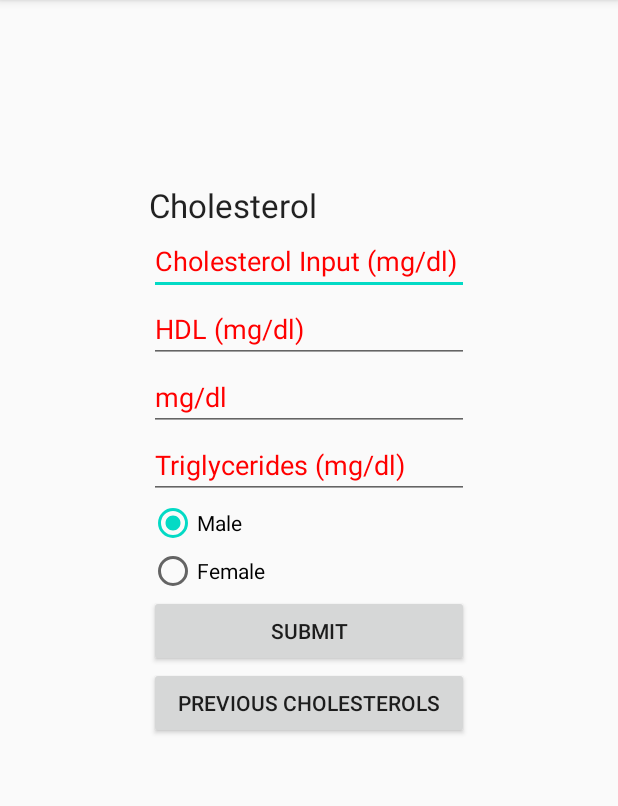
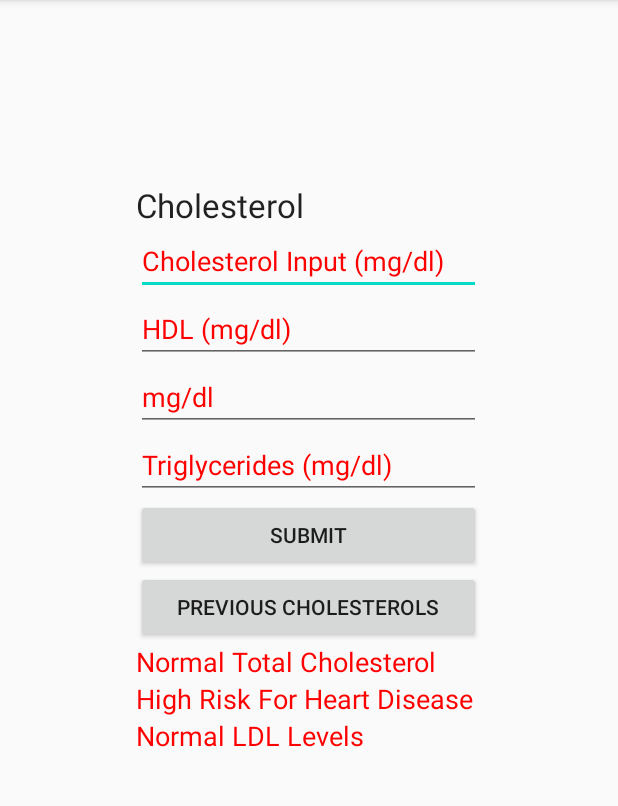
Before and after one commit to jmaster23/PHMS, an Android app: the fragment Cholesterol shown on its own in the app's theme, after a tap on "SUBMIT", on a phone screen of 412 x 824 dp, the part 84-890 px from its top. Run offline under Robolectric (Android 15) with nearby library versions, the phone set to English and light mode, and no system bars; 3 statements that could not run were skipped.

Commit message:
Craig Changes

```diff
--- a/app/src/main/java/com/example/livephms/ui/vital_signs/Cholesterol.java
+++ b/app/src/main/java/com/example/livephms/ui/vital_signs/Cholesterol.java
@@ -9,6 +9,7 @@ import android.view.View;
 import android.view.ViewGroup;
 import android.widget.Button;
 import android.widget.EditText;
+import android.widget.TextView;
 import android.widget.Toast;
 import com.example.livephms.R;
 
@@ -27,6 +28,7 @@ public class Cholesterol extends Fragment {
     private EditText hdlInput;
     private EditText ldlInput;
     private EditText triglyceridesInput;
+    private TextView cholesterolSafeLevels, HDLSafeLevels, LDLSafeLevels;
     private Button cholesterolSubmit, viewSavedCholesterol;
 
     private String loadCholesterol, loadHdl, loadLdl, loadTriglycerides;
@@ -45,6 +47,9 @@ public class Cholesterol extends Fragment {
         hdlInput = (EditText) getActivity().findViewById(R.id.hdlCholesterolInput);
         ldlInput = (EditText) getActivity().findViewById(R.id.ldlCholesterolInput);
         triglyceridesInput = (EditText) getActivity().findViewById(R.id.triglyceridesInput);
+        cholesterolSafeLevels = (TextView) getActivity().findViewById(R.id.cholesterolSafeLevels);
+        HDLSafeLevels = (TextView) getActivity().findViewById(R.id.HDLSafeLevels);
+        LDLSafeLevels = (TextView) getActivity().findViewById(R.id.LDLSafeLevels);
         cholesterolSubmit = (Button) getActivity().findViewById(R.id.cholesterolSubmit);
         viewSavedCholesterol = (Button) getActivity().findViewById(R.id.viewSavedCholesterol);
 
@@ -55,6 +60,9 @@ public class Cholesterol extends Fragment {
                 hdlInput.setText(hdlInput.getText().toString());
                 ldlInput.setText(ldlInput.getText().toString());
                 triglyceridesInput.setText(triglyceridesInput.getText().toString());
+                cholesterolSafeLevels();
+                HDLSafeLevels();
+                LDLSafeLevels();
                 saveCholesterolData();
             }
         });
@@ -70,6 +78,56 @@ public class Cholesterol extends Fragment {
         updateCholesterolData();
 
     }
+
+    private void cholesterolSafeLevels(){
+        int chol = (Integer.valueOf(cholesterolInput.getText().toString()));
+
+        if(chol < 200) {
+            cholesterolSafeLevels.setText("Normal Total Cholesterol");
+        }
+        else if(chol >= 200 && chol <= 239){
+            cholesterolSafeLevels.setText("Borderline High Total Cholesterol");
+        }
+        else {
+            cholesterolSafeLevels.setText("High Total Cholesterol");
+        }
+
+    }
+
+    private void HDLSafeLevels(){
+        int hdl = (Integer.valueOf(hdlInput.getText().toString()));
+
+        if(hdl < 40) {
+            HDLSafeLevels.setText("High Risk For Heart Disease ");
+        }
+        else if(hdl >= 40 && hdl <= 59){
+            HDLSafeLevels.setText("Good HDL Levels");
+        }
+        else {
+            HDLSafeLevels.setText("Preventative Against Heart Disease ");
+        }
+    }
+
+    private void LDLSafeLevels(){
+        int ldl = (Integer.valueOf(ldlInput.getText().toString()));
+
+        if(ldl < 100) {
+            LDLSafeLevels.setText("Normal LDL Levels");
+        }
+        else if(ldl >= 100 && ldl <= 129){
+            LDLSafeLevels.setText("Slightly Above Normal LDL");
+        }
+        else if(ldl >= 130 && ldl <= 159){
+            LDLSafeLevels.setText("Borderline High LDL");
+        }
+        else if(ldl >= 160 && ldl <= 189){
+            LDLSafeLevels.setText("High LDL");
+        }
+        else {
+            LDLSafeLevels.setText("Very High LDL");
+        }
+    }
+
     private void saveCholesterolData(){
         SharedPreferences sharedPreferences = getActivity().getSharedPreferences(PREFS_Cholesterol, Context.MODE_MULTI_PROCESS);
         SharedPreferences.Editor editor = sharedPreferences.edit();
--- a/app/src/main/res/layout/fragment_cholesterol.xml
+++ b/app/src/main/res/layout/fragment_cholesterol.xml
@@ -56,25 +56,6 @@
             android:inputType="number"
             android:textColorHint="#f00" />
 
-        <RadioGroup
-            android:id="@+id/radioGender"
-            android:layout_width="match_parent"
-            android:layout_height="wrap_content">
-
-            <RadioButton
-                android:id="@+id/radioMale"
-                android:layout_width="match_parent"
-                android:layout_height="wrap_content"
-                android:checked="true"
-                android:text="Male" />
-
-            <RadioButton
-                android:id="@+id/radioFemale"
-                android:layout_width="match_parent"
-                android:layout_height="wrap_content"
-                android:text="Female" />
-
-        </RadioGroup>
 
         <Button
             android:id="@+id/cholesterolSubmit"
@@ -88,13 +69,26 @@
             android:layout_height="wrap_content"
             android:text="Previous Cholesterols" />
 
-        <!--<TextView
-            android:id="@+id/cholesterolOutput"
+        <TextView
+            android:id="@+id/cholesterolSafeLevels"
             android:layout_width="match_parent"
             android:layout_height="wrap_content"
-            android:ems="10"
-            android:hint="@string/data_submitted"
-            android:textColorHint="#f00" />-->
+            android:textColor="#f00"
+            android:textSize="18sp" />
+
+        <TextView
+            android:id="@+id/HDLSafeLevels"
+            android:layout_width="match_parent"
+            android:layout_height="wrap_content"
+            android:textColor="#f00"
+            android:textSize="18sp" />
+
+        <TextView
+            android:id="@+id/LDLSafeLevels"
+            android:layout_width="match_parent"
+            android:layout_height="wrap_content"
+            android:textColor="#f00"
+            android:textSize="18sp" />
 
 
     </LinearLayout>
--- a/app/src/main/res/layout/vitalsigns_main.xml
+++ b/app/src/main/res/layout/vitalsigns_main.xml
@@ -4,12 +4,12 @@
     xmlns:tools="http://schemas.android.com/tools"
     android:layout_width="match_parent"
     android:layout_height="match_parent"
-    tools:context=".MainActivity">
+    tools:context=".ui.vital_signs.MainActivity">
 
     <com.google.android.material.appbar.AppBarLayout
         android:layout_width="match_parent"
         android:layout_height="wrap_content"
-        android:theme="@style/Theme.Vital_Signs_Activity.AppBarOverlay">
+        android:theme="@style/AppTheme.AppBarOverlay">
 
         <TextView
             android:id="@+id/title"
```
Also changed, not shown: app/src/main/java/com/example/livephms/ui/vital_signs/BloodPressure.java (+27 -9 lines), app/src/main/java/com/example/livephms/ui/vital_signs/GlucoseLevel.java (+18 -0 lines), app/src/main/res/layout/fragment_blood_pressure.xml (+4 -4 lines), app/src/main/res/layout/fragment_glucose_level.xml (+5 -6 lines).
